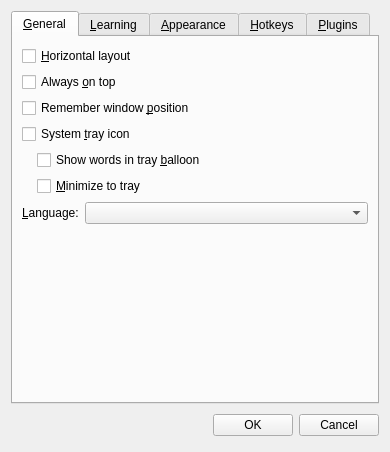
First picture: the form in source/settingsdialog.ui, repository martin-kudlicka/vocabulary-master, before the edit.
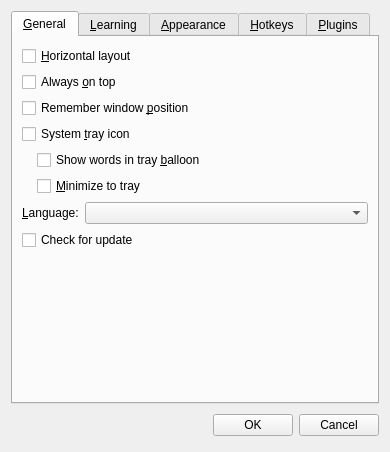
Second picture: the form after the edit. Custom widgets are drawn as their Qt base class.

Commit message: + check for update option

What changed in the file:
```diff
--- a/source/settingsdialog.ui
+++ b/source/settingsdialog.ui
@@ -103,6 +103,13 @@
          </item>
         </layout>
        </item>
+       <item>
+        <widget class="QCheckBox" name="qcbUpdateCheck">
+         <property name="text">
+          <string>Check for update</string>
+         </property>
+        </widget>
+       </item>
        <item>
         <spacer name="verticalSpacer">
          <property name="orientation">
```
The commit also changes 3 other files.
